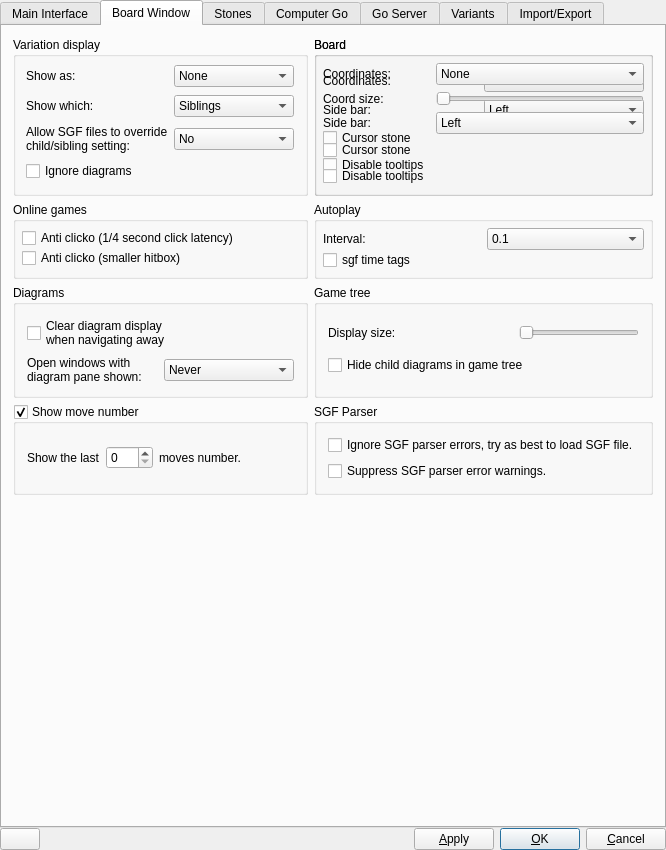
Qt form src/preferences_gui.ui (missdeer/quteGo) before a commit.
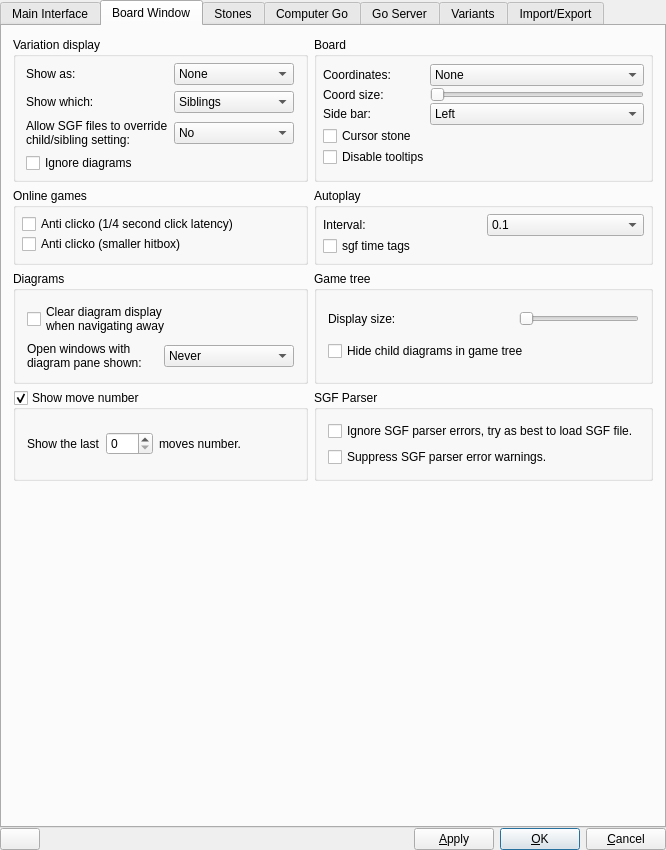
The same form after that commit. The open tabs and pages were chosen to show the change. Icons and pictures are not drawn. Custom widgets are drawn as their Qt base class.

Commit message: (*)fix preference dialog layout

```diff
--- a/src/preferences_gui.ui
+++ b/src/preferences_gui.ui
@@ -985,7 +985,7 @@
           <property name="spacing">
            <number>0</number>
           </property>
-          <item row="2" column="0">
+          <item row="3" column="0">
            <widget class="QCheckBox" name="cursorCheckBox">
             <property name="toolTip">
              <string>Show a ghost stone at mouse pointer</string>
@@ -1000,7 +1000,7 @@
             </property>
            </widget>
           </item>
-          <item row="3" column="0">
+          <item row="4" column="0">
            <widget class="QCheckBox" name="tooltipsCheckBox">
             <property name="toolTip">
              <string>Disable Tool Tips</string>
@@ -1034,7 +1034,7 @@
             </item>
            </widget>
           </item>
-          <item row="1" column="0">
+          <item row="2" column="0">
            <widget class="QLabel" name="label_4">
             <property name="text">
              <string>Side bar:</string>
@@ -1044,7 +1044,7 @@
             </property>
            </widget>
           </item>
-          <item row="1" column="1">
+          <item row="2" column="1">
            <widget class="QComboBox" name="sidebarComboBox">
             <item>
              <property name="text">
@@ -1068,7 +1068,7 @@
             </property>
            </widget>
           </item>
-          <item row="4" column="0">
+          <item row="5" column="0">
            <spacer name="verticalSpacer_15">
             <property name="orientation">
              <enum>Qt::Vertical</enum>
@@ -1084,6 +1084,35 @@
             </property>
            </spacer>
           </item>
+          <item row="1" column="0">
+           <widget class="QLabel" name="label_24">
+            <property name="sizePolicy">
+             <sizepolicy hsizetype="Minimum" vsizetype="Preferred">
+              <horstretch>0</horstretch>
+              <verstretch>0</verstretch>
+             </sizepolicy>
+            </property>
+            <property name="text">
+             <string>Coord size:</string>
+            </property>
+            <property name="buddy">
+             <cstring>coordSizeSlider</cstring>
+            </property>
+           </widget>
+          </item>
+          <item row="1" column="1">
+           <widget class="QSlider" name="coordSizeSlider">
+            <property name="minimum">
+             <number>1</number>
+            </property>
+            <property name="maximum">
+             <number>100</number>
+            </property>
+            <property name="orientation">
+             <enum>Qt::Horizontal</enum>
+            </property>
+           </widget>
+          </item>
          </layout>
         </widget>
        </item>
@@ -1206,173 +1235,6 @@
          </layout>
         </widget>
        </item>
-       <item row="0" column="2">
-        <widget class="QGroupBox" name="boardButtonGroup">
-         <property name="sizePolicy">
-          <sizepolicy hsizetype="Expanding" vsizetype="Preferred">
-           <horstretch>0</horstretch>
-           <verstretch>0</verstretch>
-          </sizepolicy>
-         </property>
-         <property name="title">
-          <string>Board</string>
-         </property>
-         <layout class="QGridLayout">
-          <property name="leftMargin">
-           <number>6</number>
-          </property>
-          <property name="topMargin">
-           <number>6</number>
-          </property>
-          <property name="rightMargin">
-           <number>6</number>
-          </property>
-          <property name="bottomMargin">
-           <number>6</number>
-          </property>
-          <item row="3" column="0">
-           <widget class="QCheckBox" name="cursorCheckBox">
-            <property name="toolTip">
-             <string>Show a ghost stone at mouse pointer</string>
-            </property>
-            <property name="whatsThis">
-             <string>Show a ghost stone at mouse pointer
-
-Have a ghost stone showing the current position of the mouse pointer on the board?</string>
-            </property>
-            <property name="text">
-             <string>Cursor stone</string>
-            </property>
-           </widget>
-          </item>
-          <item row="4" column="0">
-           <widget class="QCheckBox" name="tooltipsCheckBox">
-            <property name="toolTip">
-             <string>Disable Tool Tips</string>
-            </property>
-            <property name="whatsThis">
-             <string>Disable Tool Tips
-
-Globally disables all tool tips that would show up if the mouse hovers over a GUI element.</string>
-            </property>
-            <property name="text">
-             <string>Disable tooltips</string>
-            </property>
-           </widget>
-          </item>
-          <item row="0" column="1">
-           <widget class="QComboBox" name="coordsComboBox">
-            <item>
-             <property name="text">
-              <string>None</string>
-             </property>
-            </item>
-            <item>
-             <property name="text">
-              <string>Standard</string>
-             </property>
-            </item>
-            <item>
-             <property name="text">
-              <string>SGF style</string>
-             </property>
-            </item>
-           </widget>
-          </item>
-          <item row="2" column="0">
-           <widget class="QLabel" name="label_4">
-            <property name="sizePolicy">
-             <sizepolicy hsizetype="Minimum" vsizetype="Preferred">
-              <horstretch>0</horstretch>
-              <verstretch>0</verstretch>
-             </sizepolicy>
-            </property>
-            <property name="text">
-             <string>Side bar:</string>
-            </property>
-            <property name="buddy">
-             <cstring>sidebarComboBox</cstring>
-            </property>
-           </widget>
-          </item>
-          <item row="2" column="1">
-           <widget class="QComboBox" name="sidebarComboBox">
-            <item>
-             <property name="text">
-              <string>Left</string>
-             </property>
-            </item>
-            <item>
-             <property name="text">
-              <string>Right</string>
-             </property>
-            </item>
-           </widget>
-          </item>
-          <item row="0" column="0">
-           <widget class="QLabel" name="label_3">
-            <property name="sizePolicy">
-             <sizepolicy hsizetype="Minimum" vsizetype="Preferred">
-              <horstretch>0</horstretch>
-              <verstretch>0</verstretch>
-             </sizepolicy>
-            </property>
-            <property name="text">
-             <string>Coordinates:</string>
-            </property>
-            <property name="buddy">
-             <cstring>coordsComboBox</cstring>
-            </property>
-           </widget>
-          </item>
-          <item row="5" column="0">
-           <spacer name="verticalSpacer_15">
-            <property name="orientation">
-             <enum>Qt::Vertical</enum>
-            </property>
-            <property name="sizeType">
-             <enum>QSizePolicy::Preferred</enum>
-            </property>
-            <property name="sizeHint" stdset="0">
-             <size>
-              <width>20</width>
-              <height>1</height>
-             </size>
-            </property>
-           </spacer>
-          </item>
-          <item row="1" column="0">
-           <widget class="QLabel" name="label_24">
-            <property name="sizePolicy">
-             <sizepolicy hsizetype="Minimum" vsizetype="Preferred">
-              <horstretch>0</horstretch>
-              <verstretch>0</verstretch>
-             </sizepolicy>
-            </property>
-            <property name="text">
-             <string>Coord size:</string>
-            </property>
-            <property name="buddy">
-             <cstring>coordSizeSlider</cstring>
-            </property>
-           </widget>
-          </item>
-          <item row="1" column="1">
-           <widget class="QSlider" name="coordSizeSlider">
-            <property name="minimum">
-             <number>1</number>
-            </property>
-            <property name="maximum">
-             <number>100</number>
-            </property>
-            <property name="orientation">
-             <enum>Qt::Horizontal</enum>
-            </property>
-           </widget>
-          </item>
-         </layout>
-        </widget>
-       </item>
        <item row="1" column="0">
         <widget class="QGroupBox" name="antiClickoGroup">
          <property name="sizePolicy">
```
Left out of the diff: 2 changed lines with no effect on the pictures.
